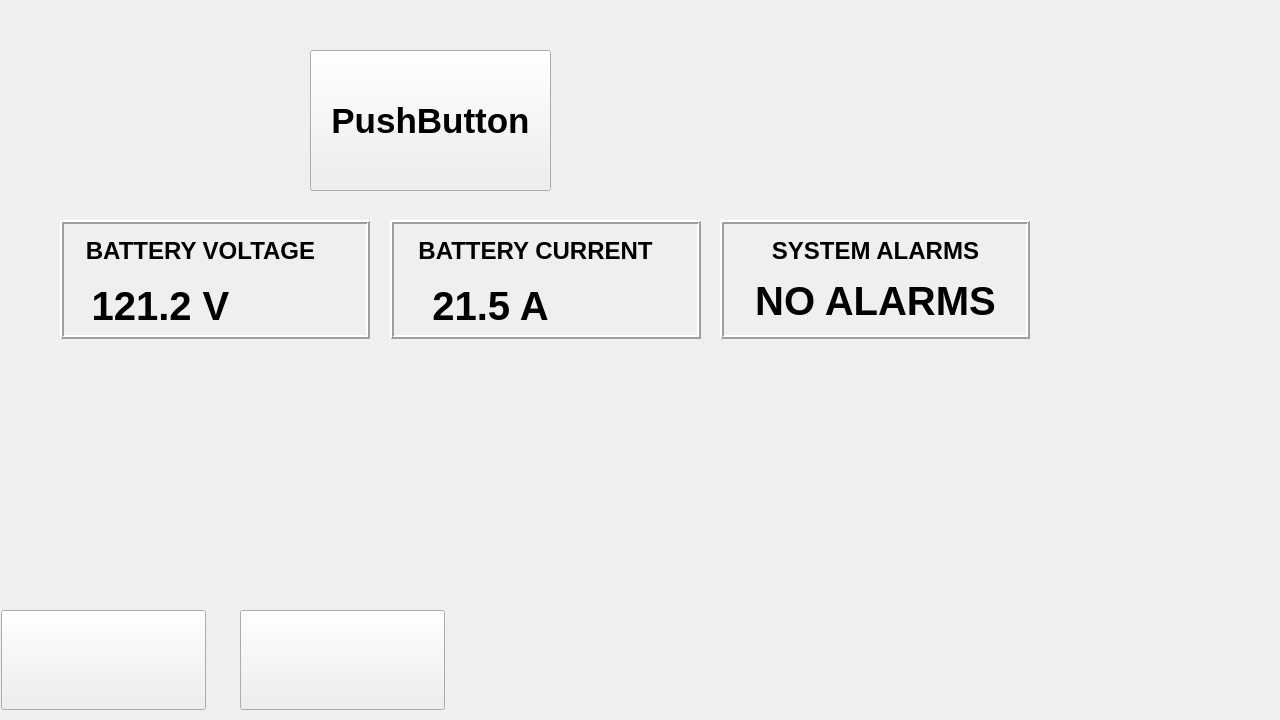
This is mainwindow.ui in solarpieter/SP515_Display_2 as Qt 5 draws it before an edit. The edited form follows.
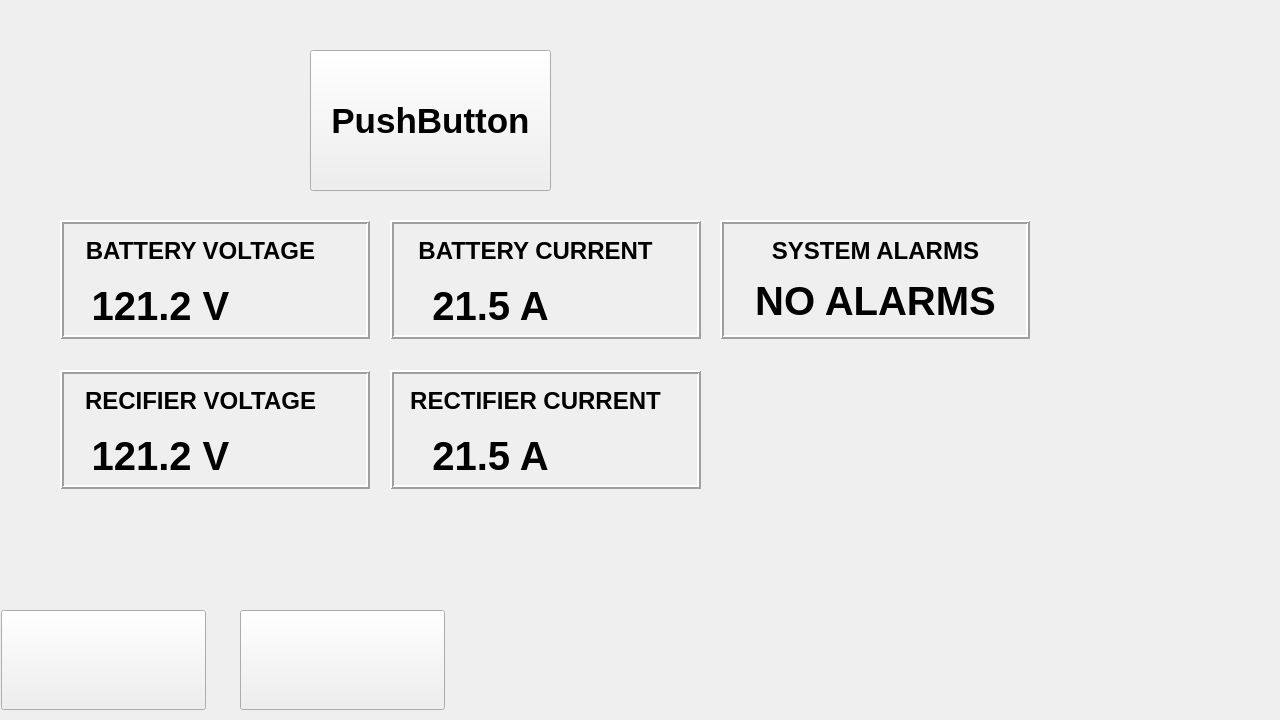
This is the edited form. The open tabs and pages were chosen to show the change. Icons and pictures are not drawn. Custom widgets are drawn as their Qt base class.

Commit message: Rectifier voltage added on dashboard

```diff
--- a/mainwindow.ui
+++ b/mainwindow.ui
@@ -3103,6 +3103,144 @@
        </property>
       </widget>
      </widget>
+     <widget class="QFrame" name="frame_battery_current_3">
+      <property name="geometry">
+       <rect>
+        <x>390</x>
+        <y>370</y>
+        <width>311</width>
+        <height>119</height>
+       </rect>
+      </property>
+      <property name="frameShape">
+       <enum>QFrame::Shape::Box</enum>
+      </property>
+      <property name="frameShadow">
+       <enum>QFrame::Shadow::Raised</enum>
+      </property>
+      <property name="lineWidth">
+       <number>2</number>
+      </property>
+      <widget class="QLabel" name="label_rectifier_current_4">
+       <property name="geometry">
+        <rect>
+         <x>20</x>
+         <y>10</y>
+         <width>251</width>
+         <height>41</height>
+        </rect>
+       </property>
+       <property name="font">
+        <font>
+         <pointsize>18</pointsize>
+         <bold>true</bold>
+        </font>
+       </property>
+       <property name="text">
+        <string>RECTIFIER CURRENT</string>
+       </property>
+       <property name="alignment">
+        <set>Qt::AlignmentFlag::AlignCenter</set>
+       </property>
+      </widget>
+      <widget class="QLabel" name="label_rect_current_value_4">
+       <property name="geometry">
+        <rect>
+         <x>10</x>
+         <y>60</y>
+         <width>181</width>
+         <height>51</height>
+        </rect>
+       </property>
+       <property name="font">
+        <font>
+         <pointsize>30</pointsize>
+         <bold>true</bold>
+        </font>
+       </property>
+       <property name="text">
+        <string>21.5 A</string>
+       </property>
+       <property name="alignment">
+        <set>Qt::AlignmentFlag::AlignCenter</set>
+       </property>
+      </widget>
+     </widget>
+     <widget class="QFrame" name="frame_battery_voltage_3">
+      <property name="geometry">
+       <rect>
+        <x>60</x>
+        <y>370</y>
+        <width>310</width>
+        <height>119</height>
+       </rect>
+      </property>
+      <property name="frameShape">
+       <enum>QFrame::Shape::Box</enum>
+      </property>
+      <property name="frameShadow">
+       <enum>QFrame::Shadow::Raised</enum>
+      </property>
+      <property name="lineWidth">
+       <number>2</number>
+      </property>
+      <widget class="QLabel" name="label_rectifier_voltage_4">
+       <property name="geometry">
+        <rect>
+         <x>20</x>
+         <y>10</y>
+         <width>241</width>
+         <height>41</height>
+        </rect>
+       </property>
+       <property name="font">
+        <font>
+         <pointsize>18</pointsize>
+         <bold>true</bold>
+        </font>
+       </property>
+       <property name="lineWidth">
+        <number>0</number>
+       </property>
+       <property name="text">
+        <string>RECIFIER VOLTAGE</string>
+       </property>
+       <property name="alignment">
+        <set>Qt::AlignmentFlag::AlignCenter</set>
+       </property>
+      </widget>
+      <widget class="QLabel" name="label_rect_volt_value_4">
+       <property name="geometry">
+        <rect>
+         <x>10</x>
+         <y>60</y>
+         <width>181</width>
+         <height>51</height>
+        </rect>
+       </property>
+       <property name="font">
+        <font>
+         <pointsize>30</pointsize>
+         <bold>true</bold>
+        </font>
+       </property>
+       <property name="frameShape">
+        <enum>QFrame::Shape::NoFrame</enum>
+       </property>
+       <property name="frameShadow">
+        <enum>QFrame::Shadow::Plain</enum>
+       </property>
+       <property name="lineWidth">
+        <number>0</number>
+       </property>
+       <property name="text">
+        <string>121.2 V</string>
+       </property>
+       <property name="alignment">
+        <set>Qt::AlignmentFlag::AlignCenter</set>
+       </property>
+      </widget>
+     </widget>
     </widget>
     <widget class="QWidget" name="pageCharger_settings">
      <widget class="QPushButton" name="pushButton_chgset_pid">
```
Left out of the diff: 148 changed lines with no effect on the pictures.
